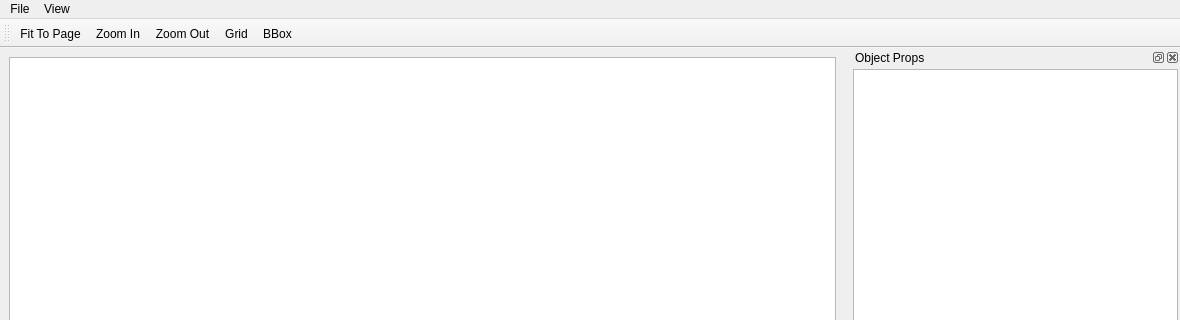
First picture: the form in StorageMapDesigner/mainwindow.ui, repository break11/AutoStorage, before the edit; both pictures show x 0 to 1180 and y 0 to 320 of the 1180 by 851 pixel window.
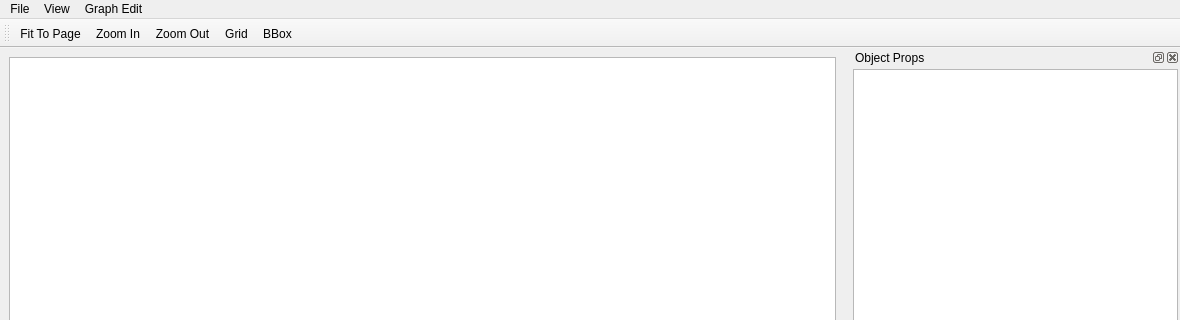
Second picture: the form after the edit. Icons and pictures are not drawn.

Patch:
```diff
--- a/StorageMapDesigner/mainwindow.ui
+++ b/StorageMapDesigner/mainwindow.ui
@@ -54,7 +54,7 @@
      <x>0</x>
      <y>0</y>
      <width>1180</width>
-     <height>27</height>
+     <height>25</height>
     </rect>
    </property>
    <property name="defaultUp">
@@ -80,8 +80,15 @@
     <addaction name="acGrid"/>
     <addaction name="acBBox"/>
    </widget>
+   <widget class="QMenu" name="menuGraph_Edit">
+    <property name="title">
+     <string>Graph Edit</string>
+    </property>
+    <addaction name="acAddNode"/>
+   </widget>
    <addaction name="menuFile"/>
    <addaction name="menuView"/>
+   <addaction name="menuGraph_Edit"/>
   </widget>
   <widget class="QStatusBar" name="statusbar"/>
   <widget class="QToolBar" name="toolBar">
```
Left out of the diff: 9 changed lines with no effect on the pictures.
